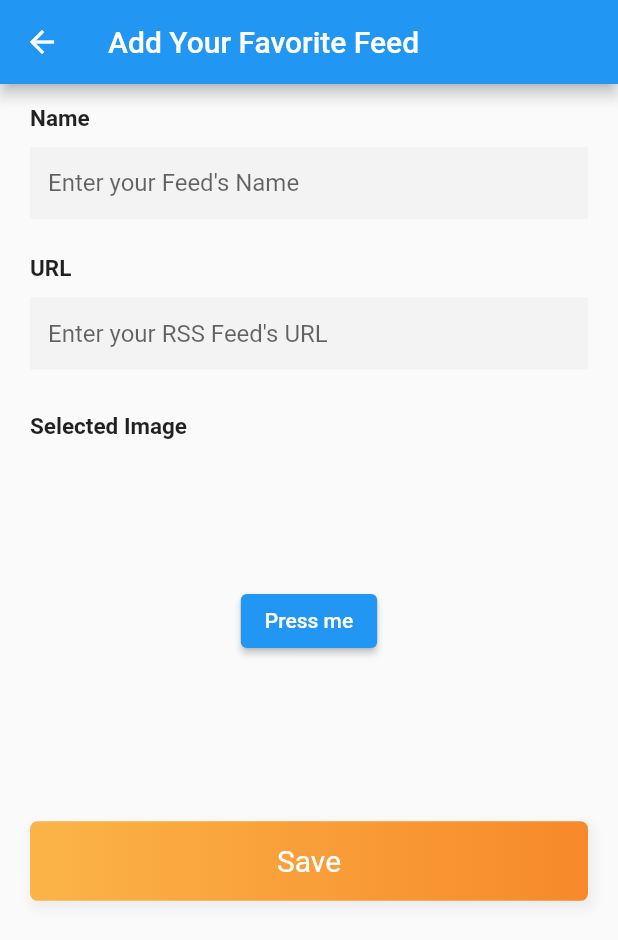
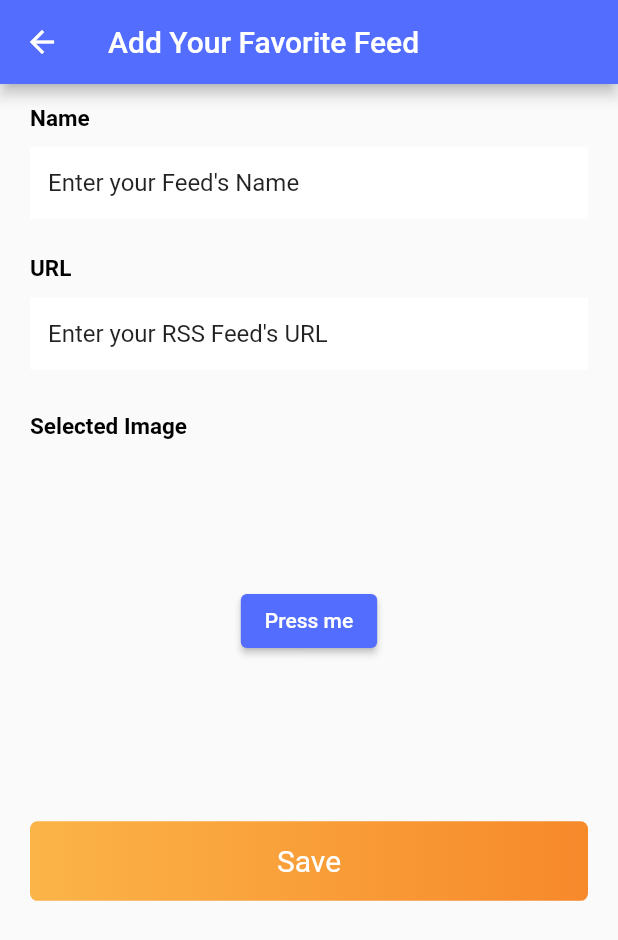
Before and after one commit to UshanFernando/glimpse_my_feeds, a Flutter app: the AddFeed screen opened directly, on a phone screen of 412 x 824 dp. Shown: the top 940 px of the screen. Run offline on Flutter 3.47's test engine with Material 2 defaults, Android fonts, the phone set to English and light mode, and no system bars; our stand-ins replace cloud_firestore, firebase_core, flutter_html, image_picker, shared_preferences; missing offline and left inert: webfeed; accounts and stored records are empty.

```diff
--- a/lib/main.dart
+++ b/lib/main.dart
@@ -44,7 +44,7 @@ class MyApp extends StatelessWidget {
               create: (_) => new ThemeNotifier())
         ],
         child: MaterialApp(
-           debugShowCheckedModeBanner: false,
+            debugShowCheckedModeBanner: false,
             title: 'Glimpse My Feeds',
             theme: ThemeData(
               // This is the theme of your application.
@@ -62,7 +62,7 @@ class MyApp extends StatelessWidget {
               // closer together (more dense) than on mobile platforms.
               visualDensity: VisualDensity.adaptivePlatformDensity,
             ),
-            home: LoginPage()
+            home: Home()
             // MyHomePage(title: 'Flutter Demo Home Page'),
             ));
   }
--- a/lib/screens/AddFeed.dart
+++ b/lib/screens/AddFeed.dart
@@ -1,6 +1,10 @@
 import 'dart:io';
 import 'package:flutter/material.dart';
+import 'package:flutter_html/flutter_html.dart';
+import 'package:glimpse_my_feeds/model/FeedItem.dart';
+import 'package:glimpse_my_feeds/providers/ThemeProvider.dart';
 import 'package:image_picker/image_picker.dart';
+import 'package:provider/provider.dart';
 
 class AddFeed extends StatefulWidget {
   @override
@@ -33,7 +37,7 @@ class _AddFeedState extends State<AddFeed> {
 //    });
 //  }
 
-  Widget _entryField(String title,
+  Widget _entryField(String title, ThemeData theme, String text,
       {bool isPassword = false, String hint = ""}) {
     return Container(
       margin: EdgeInsets.symmetric(vertical: 10),
@@ -42,7 +46,10 @@ class _AddFeedState extends State<AddFeed> {
         children: <Widget>[
           Text(
             title,
-            style: TextStyle(fontWeight: FontWeight.bold, fontSize: 15),
+            style: TextStyle(
+                fontWeight: FontWeight.bold,
+                fontSize: 15,
+                color: theme.textTheme.bodyText1.color),
           ),
           SizedBox(
             height: 10,
@@ -52,14 +59,15 @@ class _AddFeedState extends State<AddFeed> {
               decoration: InputDecoration(
                   hintText: hint,
                   border: InputBorder.none,
-                  fillColor: Color(0xfff3f3f4),
+                  fillColor: theme.secondaryHeaderColor,
+                  hintStyle: TextStyle(color: theme.textTheme.bodyText2.color),
                   filled: true))
         ],
       ),
     );
   }
 
-  Widget _submitButton() {
+  Widget _submitButton(ThemeData theme) {
     return Container(
       width: MediaQuery.of(context).size.width,
       padding: EdgeInsets.symmetric(vertical: 15),
@@ -68,7 +76,7 @@ class _AddFeedState extends State<AddFeed> {
           borderRadius: BorderRadius.all(Radius.circular(5)),
           boxShadow: <BoxShadow>[
             BoxShadow(
-                color: Colors.grey.shade200,
+                color: theme.dividerColor,
                 offset: Offset(2, 4),
                 blurRadius: 5,
                 spreadRadius: 2)
@@ -86,11 +94,17 @@ class _AddFeedState extends State<AddFeed> {
 
   @override
   Widget build(BuildContext context) {
+    var feedItem = ModalRoute.of(context).settings.arguments as FeedItem;
     final height = MediaQuery.of(context).size.height;
 
-    return Scaffold(
+    return Consumer<ThemeNotifier>(
+        builder: (context, theme, _) => Scaffold(
+              backgroundColor: theme.getTheme.backgroundColor,
               appBar: AppBar(
-        title: Text('Add Your Favorite Feed'),
+                title: Text(
+                  feedItem == null ? 'Add Your Favorite Feed' : 'Update Feed',
+                ),
+                backgroundColor: theme.getTheme.accentColor,
               ),
               body: Container(
                 child: ListView(
@@ -103,14 +117,18 @@ class _AddFeedState extends State<AddFeed> {
                           mainAxisAlignment: MainAxisAlignment.center,
                           children: <Widget>[
                             SizedBox(height: height * .005),
-                    _entryField("Name",
-                        isPassword: false, hint: "Enter your Feed's Name"),
+                            _entryField("Name", theme.getTheme,
+                                feedItem != null ? feedItem.title : '',
+                                isPassword: false,
+                                hint: "Enter your Feed's Name"),
                             SizedBox(height: height * .005),
-                    _entryField("URL",
-                        isPassword: false, hint: "Enter your RSS Feed's URL"),
+                            _entryField("URL", theme.getTheme,
+                                feedItem != null ? feedItem.url : '',
+                                isPassword: false,
+                                hint: "Enter your RSS Feed's URL"),
                             SizedBox(height: height * .005),
-                    getImageAsset(height),
-                    _submitButton(),
+                            getImageAsset(height, theme.getTheme),
+                            _submitButton(theme.getTheme),
                           ],
                         ),
                       ),
@@ -118,10 +136,10 @@ class _AddFeedState extends State<AddFeed> {
                   ],
                 ),
               ),
-    );
+            ));
   }
 
-  Widget getImageAsset(height) {
+  Widget getImageAsset(height, ThemeData theme) {
     AssetImage assImg = AssetImage('images/qr.png');
     Image img = Image(
       image: assImg,
@@ -136,7 +154,10 @@ class _AddFeedState extends State<AddFeed> {
           Container(
             child: Text(
               'Selected Image',
-              style: TextStyle(fontWeight: FontWeight.bold, fontSize: 15),
+              style: TextStyle(
+                  fontWeight: FontWeight.bold,
+                  fontSize: 15,
+                  color: theme.textTheme.bodyText1.color),
             ),
           ),
 
@@ -153,7 +174,11 @@ class _AddFeedState extends State<AddFeed> {
               height: height * 0.3,
               child: Center(
                 child: ElevatedButton(
-                    onPressed: () => chooseFile(), child: Text('Press me')),
+                    style: ButtonStyle(
+                        backgroundColor:
+                            MaterialStateProperty.all(theme.accentColor)),
+                    onPressed: () => chooseFile(),
+                    child: Text('Press me')),
               ),
             ),
           ),
```
Also changed, not shown: lib/screens/Home.dart (+9 -1 lines), lib/screens/ViewFeed.dart (+55 -4 lines). Lines whose indentation alone changed are shown as unchanged.
